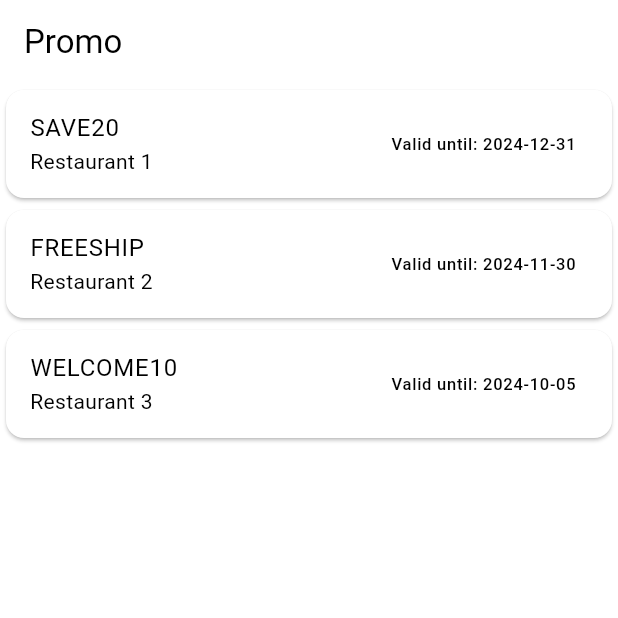
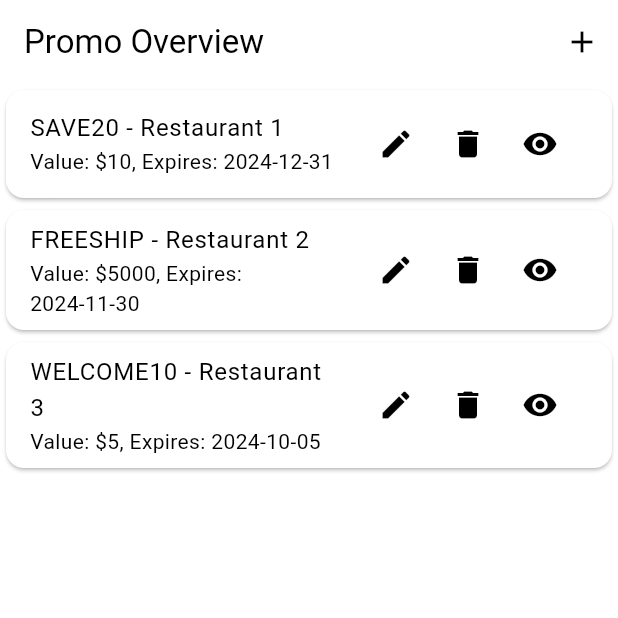
Before and after one commit to PBP-242-D11/roso-jogja-mobile, a Flutter app: the screen it shows after launch, on a phone screen of 412 x 824 dp, the top half of it. Run offline on Flutter 3.47's test engine with Material 3 defaults, Android fonts, the phone set to English and light mode, and no system bars.

Commit message:
static add promo, add buttons

```diff
--- a/lib/features/promo/pages/promo_home.dart
+++ b/lib/features/promo/pages/promo_home.dart
@@ -10,7 +10,6 @@ class PromoHome extends StatelessWidget {
     return MaterialApp(
       home: PromoOverviewPage(),
       theme: ThemeData(
-        // Orange and white color scheme
         colorScheme: ColorScheme.fromSwatch(
           primarySwatch: Colors.orange,
           backgroundColor: Colors.white,
@@ -18,9 +17,7 @@ class PromoHome extends StatelessWidget {
           errorColor: Colors.red,
           brightness: Brightness.light,
         ),
-        // Default font family
         fontFamily: 'Roboto',
-        // Default text theme
         textTheme: const TextTheme(
           headlineMedium: TextStyle(
             fontSize: 48.0,
@@ -34,7 +31,6 @@ class PromoHome extends StatelessWidget {
 }
 
 class PromoOverviewPage extends StatelessWidget {
-  // Akan diubah dengan promo yang diambil dari backend Django
   final List<Promo> promos = [
     Promo(promo_code: "SAVE20", value: 10, restaurant: "Restaurant 1", expiry_date: "2024-12-31"),
     Promo(promo_code: "FREESHIP", value: 5000, restaurant: "Restaurant 2", expiry_date: "2024-11-30"),
@@ -45,20 +41,82 @@ class PromoOverviewPage extends StatelessWidget {
   Widget build(BuildContext context) {
     return Scaffold(
       appBar: AppBar(
-        title: Text('Promo'),
-
+        title: Text('Promo Overview'),
+        actions: [
+          IconButton(
+            icon: Icon(Icons.add),
+            onPressed: () {
+              Navigator.push(
+                context,
+                MaterialPageRoute(builder: (context) => AddPromoPage()),
+              );
+            },
+          ),
+        ],
       ),
       body: ListView.builder(
         itemCount: promos.length,
         itemBuilder: (context, index) {
           return Card(
             child: ListTile(
-              title: Text(promos[index].promo_code),
-              subtitle: Text(promos[index].restaurant),
-              trailing: Text('Valid until: ${promos[index].expiry_date}'),
+              title: Text(promos[index].promo_code + " - " + promos[index].restaurant),
+              subtitle: Text('Value: \$${promos[index].value}, Expires: ${promos[index].expiry_date}'),
+              trailing: Row(
+                mainAxisSize: MainAxisSize.min,
+                children: <Widget>[
+                  IconButton(
+                    icon: Icon(Icons.edit),
+                    onPressed: () => print('Edit ${promos[index].promo_code}'),
+                  ),
+                  IconButton(
+                    icon: Icon(Icons.delete),
+                    onPressed: () => print('Delete ${promos[index].promo_code}'),
+                  ),
+                  IconButton(
+                    icon: Icon(Icons.visibility),
+                    onPressed: () => print('View ${promos[index].promo_code}'),
+                  ),
+                ],
+              ),
             ),
           );
         },
+      ),
+    );
+  }
+}
+
+class AddPromoPage extends StatelessWidget {
+  @override
+  Widget build(BuildContext context) {
+    return Scaffold(
+      appBar: AppBar(
+        title: Text('Add Promo'),
+      ),
+      body: Container(
+        padding: EdgeInsets.all(16),
+        child: Column(
+          crossAxisAlignment: CrossAxisAlignment.start,
+          children: <Widget>[
+            TextField(
+              decoration: InputDecoration(labelText: 'Promo Code'),
+            ),
+            TextField(
+              decoration: InputDecoration(labelText: 'Value'),
+            ),
+            TextField(
+              decoration: InputDecoration(labelText: 'Restaurant'),
+            ),
+            TextField(
+              decoration: InputDecoration(labelText: 'Expiry Date'),
+            ),
+            SizedBox(height: 20),
+            ElevatedButton(
+              onPressed: () => Navigator.pop(context),
+              child: Text('Save Promo'),
+            ),
+          ],
+        ),
       ),
     );
   }
```
